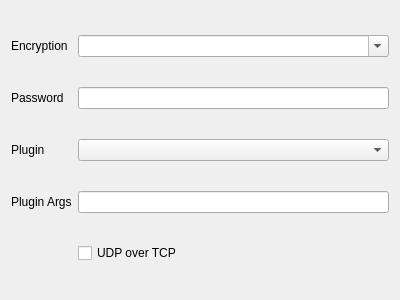
Old version of the form ui/edit/edit_shadowsocks.ui in the repository MatsuriDayo/nekoray.
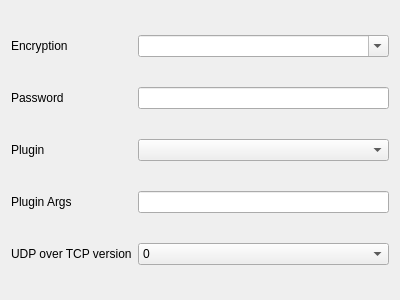
New version of the form. Custom widgets are drawn as their Qt base class.

The edit to the form file:
```diff
--- a/ui/edit/edit_shadowsocks.ui
+++ b/ui/edit/edit_shadowsocks.ui
@@ -74,16 +74,35 @@
      </item>
     </widget>
    </item>
-   <item row="4" column="1">
-    <widget class="QCheckBox" name="uot">
+   <item row="4" column="0">
+    <widget class="QLabel" name="uot_l">
      <property name="toolTip">
       <string>Server support is required</string>
      </property>
      <property name="text">
-      <string notr="true">UDP over TCP</string>
+      <string>UDP over TCP version</string>
      </property>
     </widget>
    </item>
+   <item row="4" column="1">
+    <widget class="QComboBox" name="uot">
+     <item>
+      <property name="text">
+       <string>0</string>
+      </property>
+     </item>
+     <item>
+      <property name="text">
+       <string>1</string>
+      </property>
+     </item>
+     <item>
+      <property name="text">
+       <string>2</string>
+      </property>
+     </item>
+    </widget>
+   </item>
   </layout>
  </widget>
  <customwidgets>
```
Left out of the diff: 39 changed lines with no effect on the pictures.
